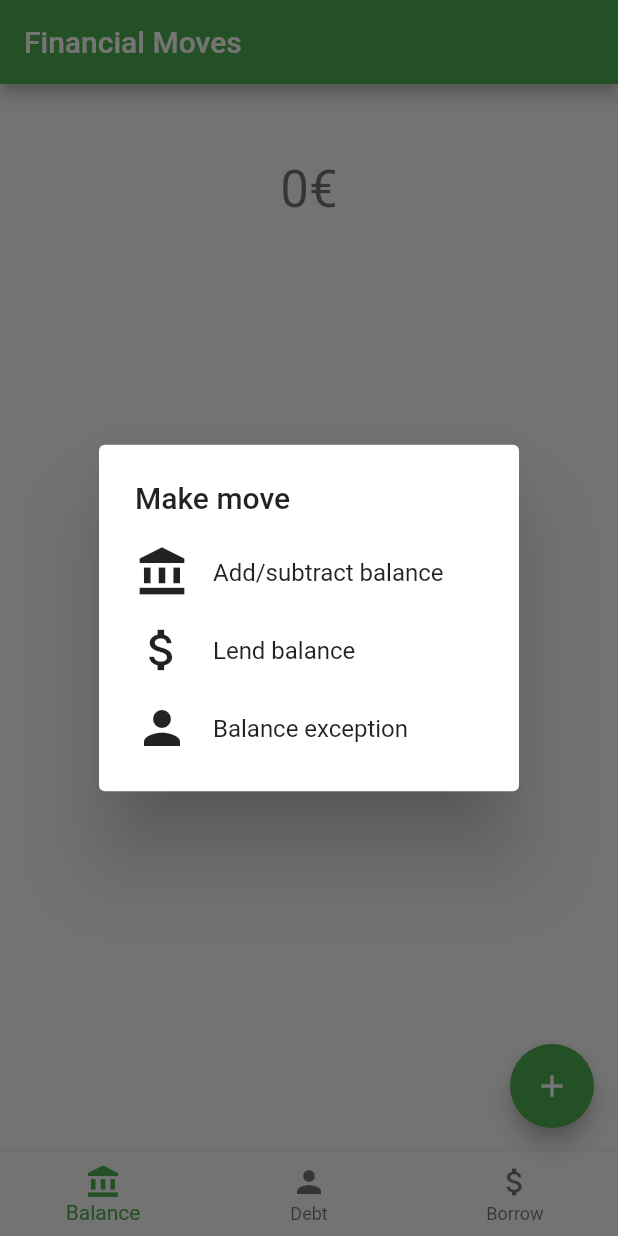
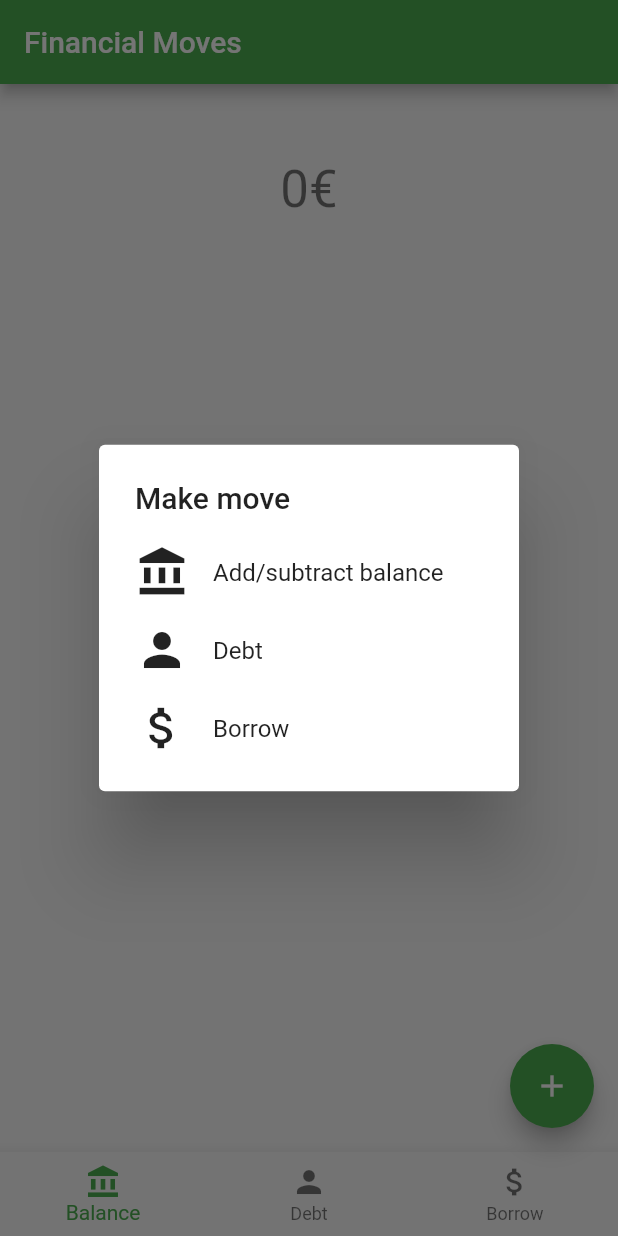
Before and after one commit to aitor-gomila/money_manager, a Flutter app: the screen it shows after launch, after a tap on the "add" icon, on a phone screen of 412 x 824 dp. Run offline on Flutter 3.47's test engine with Material 2 defaults, Android fonts, the phone set to English and light mode, and no system bars; missing offline and left inert: dart:html.

Commit message:
Adapt to multiple providers 100%

```diff
--- a/lib/finance.dart
+++ b/lib/finance.dart
@@ -1,106 +1,46 @@
 import 'package:flutter/material.dart';
 
-// All types are the same and are based on the type 'Move',
-// their only purpose is to differenciate them when it is needed
-// Financial moves are immutable; borrow and debt can be cleared out
-abstract class Move {
+const String currency = '€';
+
+class Move {
   final String descriptor;
   final int balance;
   const Move({required this.descriptor, required this.balance});
 }
 
-class FinancialMove extends Move {
-  const FinancialMove({descriptor, balance})
-      : super(descriptor: descriptor, balance: balance);
-}
-
-// Debt and borrow are not the same; Debt is when someone owes you money;
-// Borrow is when you give money to someone and need to make sure it comes back
-// borrow is also useful if you want to spend a certain amount of money but
-// make sure it comes back.
-
-class DebtMove extends Move {
-  const DebtMove({descriptor, balance})
-      : super(descriptor: descriptor, balance: balance);
-}
-
-class BorrowMove extends Move {
-  const BorrowMove({descriptor, balance})
-      : super(descriptor: descriptor, balance: balance);
-}
-
-int calculateTotalFinancialMoves(List<Move> financialMovesList) {
+int calculateTotalFinancialMoves(List<Move> movesList) {
   int balance = 0;
-  for (var financialMove in financialMovesList) {
-    balance += financialMove.balance;
+  for (var move in movesList) {
+    balance += move.balance;
   }
   return balance;
 }
 
-class FinancialModel extends ChangeNotifier {
-  final String currency = '€';
-
+class Model extends ChangeNotifier {
   /// Internal, private state of the cart
-  final List<FinancialMove> _items = [];
+  final List<Move> _items = [];
 
   /// An unmodifiable view of the items in the cart
-  List<FinancialMove> get items => _items;
+  List<Move> get items => _items;
 
   /// The current total price of all items
   int get total => calculateTotalFinancialMoves(items);
 
+  void remove(int index) {
+    _items.removeAt(index);
+    notifyListeners();
+  }
+
   /// Adds [item] to cart
-  void add(FinancialMove item) {
+  void add(Move item) {
     _items.add(item);
     // This call tells the widgets that are listening to this model to rebuild.
     notifyListeners();
   }
 }
 
-class DebtModel extends ChangeNotifier {
-  final String currency = '€';
+class FinancialModel extends Model {}
 
-  /// Internal, private state of the cart
-  final List<DebtMove> _items = [];
+class BorrowModel extends Model {}
 
-  /// An unmodifiable view of the items in the cart
-  List<DebtMove> get items => _items;
-
-  /// The current total price of all items
-  int get total => calculateTotalFinancialMoves(items);
-
-  void remove(int index) {
-    _items.removeAt(index);
-  }
-
-  /// Adds [item] to cart
-  void add(DebtMove item) {
-    _items.add(item);
-    // This call tells the widgets that are listening to this model to rebuild.
-    notifyListeners();
-  }
-}
-
-class BorrowModel extends ChangeNotifier {
-  final String currency = '€';
-
-  /// Internal, private state of the cart
-  final List<FinancialMove> _items = [];
-
-  /// An unmodifiable view of the items in the cart
-  List<FinancialMove> get items => _items;
-
-  /// The current total price of all items
-  int get total => calculateTotalFinancialMoves(items);
-
-  void remove(int index) {
-    _items.removeAt(index);
-  }
-
-  /// Adds [item] to cart
-  void add(FinancialMove item) {
-    _items.add(item);
-    // This call tells the widgets that are listening to this model to rebuild.
-    notifyListeners();
-  }
-}
+class DebtModel extends Model {}
--- a/lib/gui.dart
+++ b/lib/gui.dart
@@ -1,5 +1,6 @@
+import 'package:flutter/material.dart';
+import 'package:provider/provider.dart';
 import 'package:financial_management/finance.dart';
-import 'package:flutter/material.dart';
 
 class DialogItem extends StatelessWidget {
   const DialogItem(
@@ -56,15 +57,10 @@ class FinancialMoveWidget extends StatelessWidget {
 }
 
 class MoveDialog extends StatelessWidget {
-  const MoveDialog(
-      {super.key,
-      required this.title,
-      required this.cart,
-      required this.onMove});
+  const MoveDialog({super.key, required this.title, required this.cart});
 
   final String title;
-  final FinancialModel cart;
-  final Function(String descriptor, int balance) onMove;
+  final Model cart;
 
   @override
   Widget build(BuildContext context) {
@@ -97,7 +93,8 @@ class MoveDialog extends StatelessWidget {
           child: const Text("Confirm"),
           onPressed: () {
             Navigator.pop(context);
-            onMove(descriptor.text, int.parse(balance.text));
+            cart.add(Move(
+                balance: int.parse(balance.text), descriptor: descriptor.text));
           },
         )
       ],
@@ -105,51 +102,47 @@ class MoveDialog extends StatelessWidget {
   }
 }
 
-void showPromptMoveDialog(BuildContext context, FinancialModel cart,
-    String title, Function(String, int) onMove) {
+void showPromptMoveDialog(BuildContext context, String title, Model cart) {
   showDialog<void>(
       context: context,
-      builder: (context) => MoveDialog(
-            title: title,
-            cart: cart,
-            onMove: onMove,
-          ));
+      builder: (context) => MoveDialog(title: title, cart: cart));
 }
 
-void showMoveDialog(BuildContext context, FinancialModel cart) {
+void showMoveDialog(BuildContext context) {
   showDialog<void>(
       context: context,
       useSafeArea: false,
       builder: (BuildContext context) {
         return SimpleDialog(title: const Text("Make move"), children: [
-          DialogItem(
+          Consumer<FinancialModel>(builder: (context, cart, child) {
+            return DialogItem(
                 icon: Icons.account_balance,
                 text: "Add/subtract balance",
                 onPressed: () {
                   Navigator.pop(context);
-                showPromptMoveDialog(
-                    context,
-                    cart,
-                    "Add/subtract balance",
-                    (descriptor, balance) => cart.add(FinancialMove(
-                        descriptor: descriptor, balance: balance)));
+                  showPromptMoveDialog(context, "Add/subtract", cart);
+                });
           }),
-          DialogItem(
-              icon: Icons.attach_money,
-              text: "Lend balance",
+          Consumer<DebtModel>(
+            builder: ((context, cart, child) {
+              return DialogItem(
+                  icon: Icons.person,
+                  text: "Debt",
                   onPressed: () {
                     Navigator.pop(context);
-                showPromptMoveDialog(
-                    context, cart, "Lend balance", (descriptor, balance) {});
+                    showPromptMoveDialog(context, "Debt", cart);
+                  });
             }),
-          DialogItem(
-              icon: Icons.person,
-              text: "Balance exception",
+          ),
+          Consumer<BorrowModel>(builder: ((context, cart, child) {
+            return DialogItem(
+                icon: Icons.attach_money,
+                text: "Borrow",
                 onPressed: () {
                   Navigator.pop(context);
-                showPromptMoveDialog(context, cart, "Balance exception",
-                    (descriptor, balance) {});
-              }),
+                  showPromptMoveDialog(context, "Borrow", cart);
+                });
+          }))
         ]);
       });
 }
--- a/lib/main.dart
+++ b/lib/main.dart
@@ -59,16 +59,13 @@ class _MyHomePageState extends State<MyHomePage> {
         title: const Text("Financial Moves"),
       ),
       // Floating action button that pops a dialog with many actions (add balance, substract balance, etc.)
-      floatingActionButton:
-          Consumer<FinancialModel>(builder: (context, cart, child) {
-        return FloatingActionButton(
-          onPressed: () {
-            showMoveDialog(context, cart);
-          },
-          tooltip: 'Make a change',
-          child: const Icon(Icons.add),
-        );
-      }),
+      floatingActionButton: FloatingActionButton(
+        onPressed: () {
+          showMoveDialog(context);
+        },
+        tooltip: 'Make a change',
+        child: const Icon(Icons.add),
+      ),
       body: widgetOptions.elementAt(_selectedIndex),
       bottomNavigationBar: BottomNavigationBar(
         items: const [
--- a/lib/routes/balance.dart
+++ b/lib/routes/balance.dart
@@ -14,8 +14,8 @@ class _BalanceRouteState extends State<BalanceRoute> {
   @override
   Widget build(BuildContext context) {
     return Consumer<FinancialModel>(
-      builder: ((context, cart, child) {
-        List<FinancialMove> cartItems = cart.items.reversed.toList();
+      builder: (context, cart, child) {
+        List<Move> cartItems = cart.items.reversed.toList();
         return Column(
           children: [
             Padding(
@@ -23,7 +23,7 @@ class _BalanceRouteState extends State<BalanceRoute> {
                     const EdgeInsets.symmetric(horizontal: 0, vertical: 50),
                 // Shows current balance with a nice + or - sign
                 child: Text(
-                  '${cart.total > 0 ? '+' : ''}${cart.total}${cart.currency}',
+                  '${cart.total > 0 ? '+' : ''}${cart.total}$currency',
                   style: Theme.of(context).textTheme.headline4,
                 )),
             // Shows all moves in a nice list
@@ -37,11 +37,11 @@ class _BalanceRouteState extends State<BalanceRoute> {
                         child: FinancialMoveWidget(
                           descriptor: cartItems[index].descriptor,
                           balance: cartItems[index].balance,
-                          currency: cart.currency,
+                          currency: currency,
                         ))))
           ],
         );
-      }),
+      },
     );
   }
 }
--- a/lib/savedata.dart
+++ b/lib/savedata.dart
@@ -4,9 +4,9 @@ import 'dart:io';
 import 'package:financial_management/finance.dart';
 
 abstract class ConfigModel {
-  List<FinancialMove> financialMoves;
-  List<DebtMove> debtMove;
-  List<BorrowMove> borrowMoves;
+  List<Move> financialMoves;
+  List<Move> debtMove;
+  List<Move> borrowMoves;
   ConfigModel(
       {required this.financialMoves,
       required this.debtMove,
```
Lines whose indentation alone changed are shown as unchanged.
